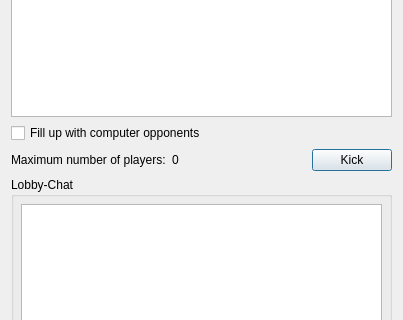
This is src/gui/qt/startnetworkgamedialog.ui in pokerth/pokerth as Qt 5 draws it before an edit; both pictures show x 0 to 403 and y 85 to 405 of the 403 by 560 pixel window. The edited form follows.
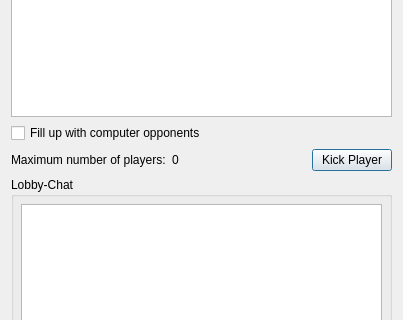
This is the edited form.

```diff
--- a/src/gui/qt/startnetworkgamedialog.ui
+++ b/src/gui/qt/startnetworkgamedialog.ui
@@ -76,7 +76,7 @@
      <item>
       <widget class="QPushButton" name="pushButton_Kick" >
        <property name="text" >
-        <string>Kick</string>
+        <string>Kick Player</string>
        </property>
       </widget>
      </item>
```
